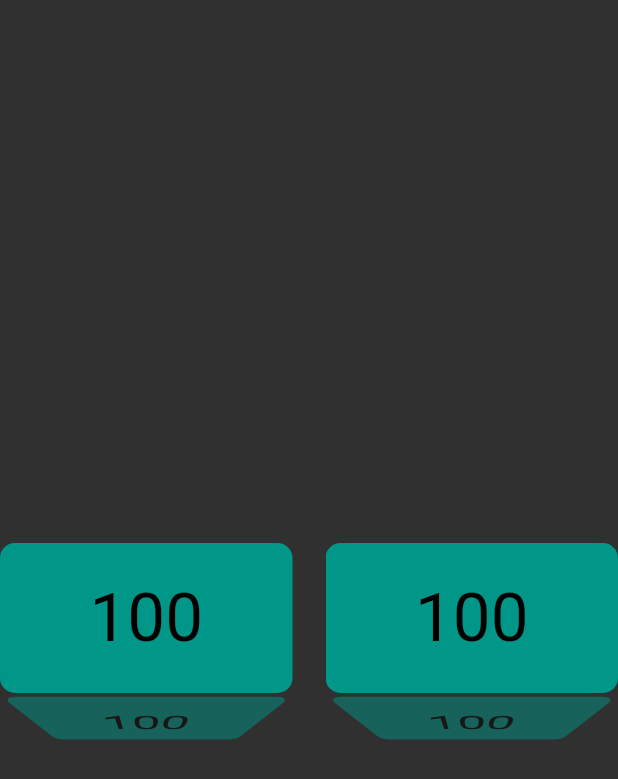
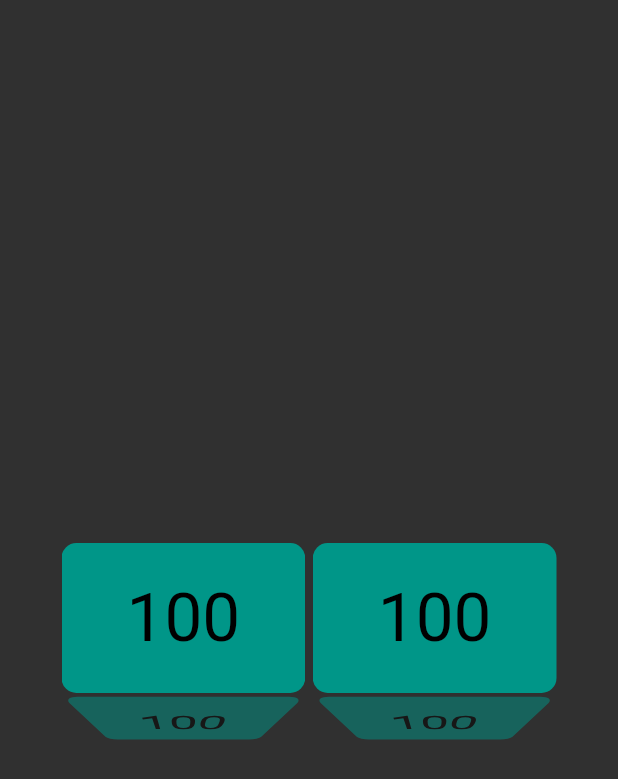
Before and after one commit to sench32/scroll_try, a Flutter app: the screen it shows after launch, on a phone screen of 412 x 824 dp. Shown: the top 779 px of the screen. Run offline on Flutter 3.47's test engine with Material 2 defaults, Android fonts, the phone set to English and light mode, and no system bars; our stand-ins replace scroll_snap_list.

Commit message:
add center align and pading

```diff
--- a/lib/main.dart
+++ b/lib/main.dart
@@ -33,15 +33,17 @@ class MyHomePage extends StatelessWidget {
               height: 200,
               child: Expanded(
                 child: Row(
-                  mainAxisAlignment: MainAxisAlignment.spaceBetween,
+                  mainAxisAlignment: MainAxisAlignment.center,
                   children: [
                     Container(
-                      width: 195,
+                      padding: EdgeInsets.only(right: 2.5),
+                      width: 165,
                       child: MyLWSV(),
                       // MyCarouselPage(),
                     ),
                     Container(
-                      width: 195,
+                      padding: EdgeInsets.only(left: 2.5),
+                      width: 165,
                       child: MyLWSV(),
                       // MyCarouselPage(),
                     ),
```
